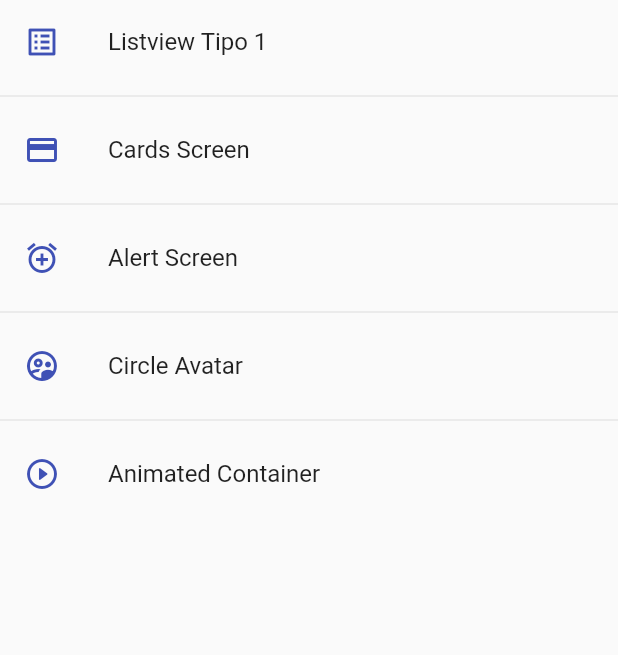
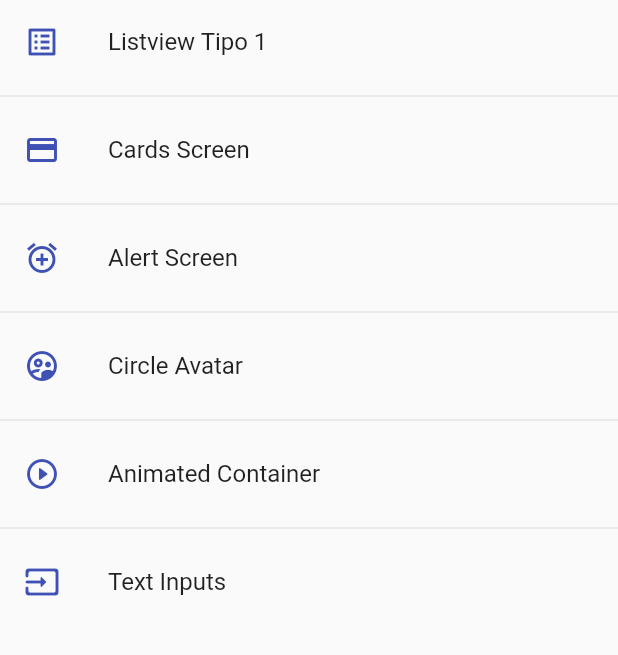
Before and after one commit to Gomez-Enzo/Flutter-Componentes, a Flutter app: the screen it shows after launch, on a phone screen of 412 x 824 dp, the part 84-739 px from its top. Run offline on Flutter 3.47's test engine with Material 2 defaults, Android fonts, the phone set to English and light mode, and no system bars.

Commit message:
make  the input screen

```diff
--- a/components_flutter/lib/router/app_routes.dart
+++ b/components_flutter/lib/router/app_routes.dart
@@ -32,6 +32,11 @@ class AppRoutes {
         name: 'Animated Container',
         screen: const AnimatedScreen(),
         icon: Icons.play_circle_outline_rounded),
+    MenuOption(
+        route: 'Inputs',
+        name: 'Text Inputs',
+        screen: const InputScreen(),
+        icon: Icons.input_rounded),
   ];
 
   static Map<String, Widget Function(BuildContext)> getAppRoutes() {
--- a/components_flutter/lib/screens/screens.dart
+++ b/components_flutter/lib/screens/screens.dart
@@ -1,6 +1,7 @@
+export 'package:components_flutter/screens/inputs_screen.dart';
 export 'package:components_flutter/screens/alert_screen.dart';
+export 'package:components_flutter/screens/animated_screen.dart';
+export 'package:components_flutter/screens/avatar_creen.dart';
 export 'package:components_flutter/screens/cards_screen.dart';
+export 'package:components_flutter/screens/home_screen.dart';
 export 'package:components_flutter/screens/listview1_screen.dart';
-export 'package:components_flutter/screens/home_screen.dart';
-export 'package:components_flutter/screens/avatar_creen.dart';
-export 'package:components_flutter/screens/animated_screen.dart';
```
Also changed, not shown: components_flutter/lib/screens/inputs_screen.dart (added, +14 -0 lines).
